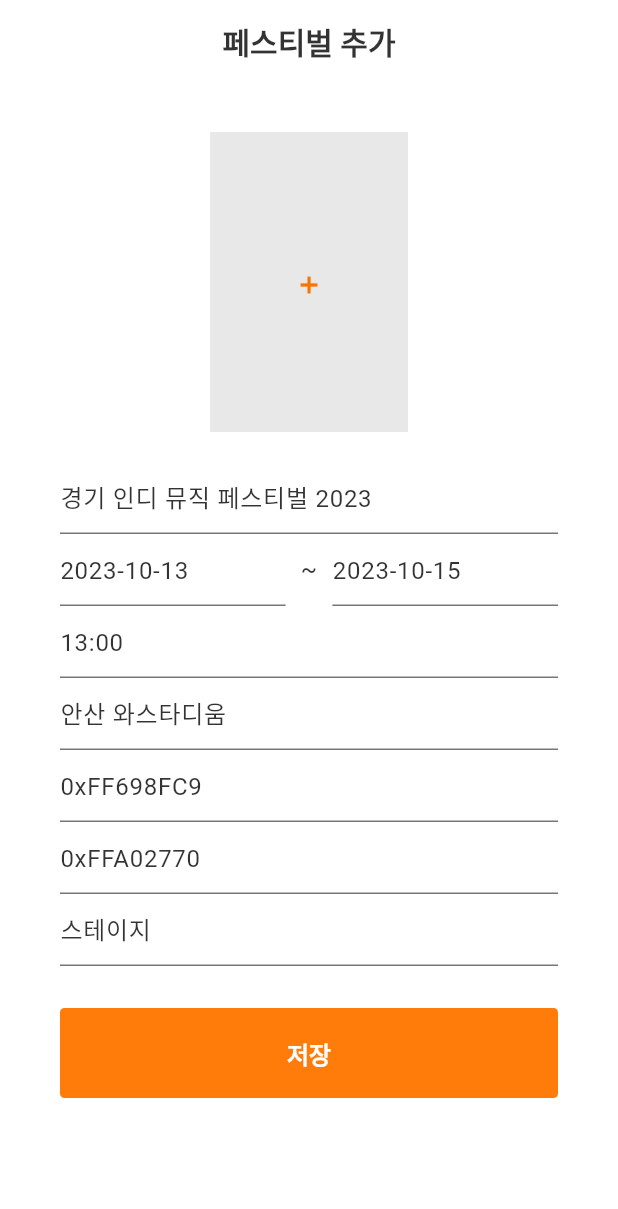
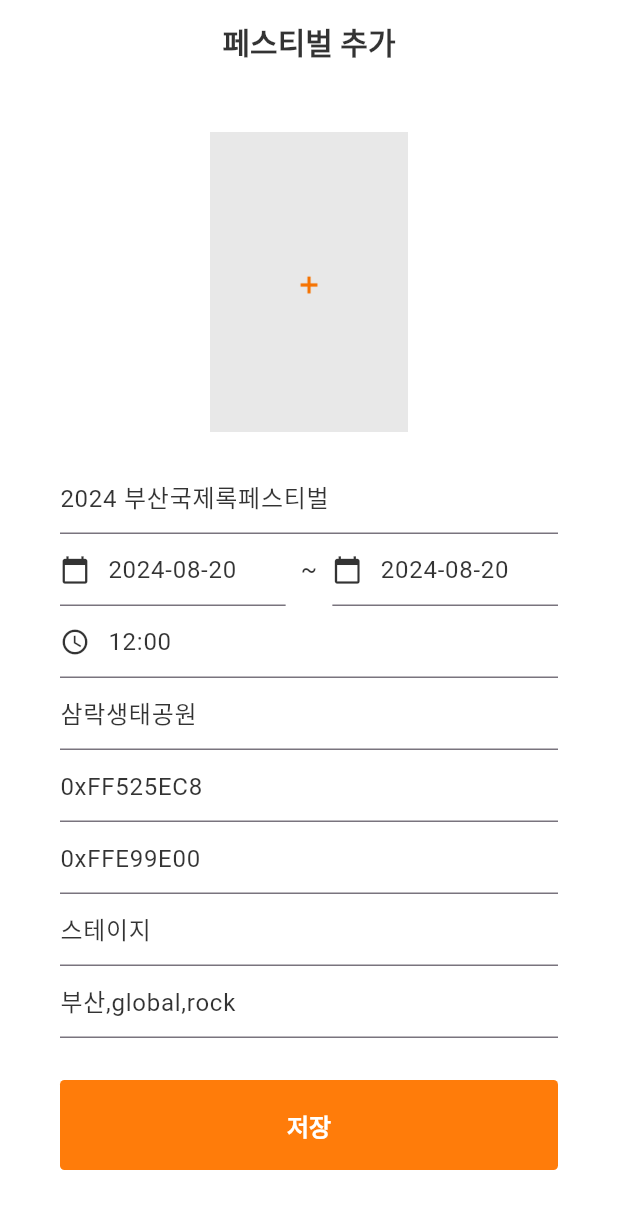
Before and after one commit to ynjch97/RiFFest, a Flutter app: the AddFestivalScreen screen opened by its route, on a phone screen of 412 x 824 dp. Shown: the top 1209 px of the screen. Run offline on Flutter 3.47's test engine with Material 3 defaults, Android fonts, the phone set to English and light mode, and no system bars; our stand-ins replace cloud_firestore, expandable_text, firebase_auth, firebase_core, firebase_storage, flutter_riverpod and 3 more; accounts and stored records are empty.

Commit message:
AddFestivalScreen > FormField 공통화

```diff
--- /dev/null
+++ b/riffest/lib/common/widgets/default_form_field.dart
@@ -0,0 +1,100 @@
+import 'package:flutter/material.dart';
+import 'package:intl/intl.dart';
+import 'package:riffest/constants/decorations.dart';
+import 'package:riffest/constants/text_styles.dart';
+
+class DefaultTextFormField extends FormField<String> {
+  DefaultTextFormField({
+    super.key,
+    required String initialValue,
+    required String hintText,
+    required String? Function(String?) validator,
+    required String? Function(String?) onSaved,
+  }) : super(
+          builder: (FormFieldState<String> state) {
+            return TextFormField(
+              initialValue: initialValue,
+              style: TextStyles.defaultTextField,
+              decoration: InputDecorations.defaultTextField(hintText),
+              validator: validator,
+              onSaved: onSaved,
+            );
+          },
+        );
+}
+
+class DefaultDateFormField extends FormField<DateTime> {
+  DefaultDateFormField({
+    super.key,
+    required String initialValue,
+    required String hintText,
+    required String? Function(String?) validator,
+    required String? Function(String?) onSaved,
+    required BuildContext context,
+  }) : super(
+          builder: (FormFieldState<DateTime> state) {
+            return TextFormField(
+              style: TextStyles.defaultTextField,
+              decoration:
+                  InputDecorations.defaultDateField(Icons.calendar_today),
+              validator: validator,
+              onSaved: onSaved,
+              readOnly: true,
+              onTap: () async {
+                DateTime? date = await showDatePicker(
+                  context: context,
+                  initialDate: state.value ?? DateTime.now(),
+                  firstDate: DateTime(2000, 1, 1),
+                  lastDate: DateTime(2040, 12, 31),
+                  initialEntryMode: DatePickerEntryMode.calendarOnly,
+                );
+                if (date != null) {
+                  state.didChange(date);
+                }
+              },
+              controller: TextEditingController(
+                text: state.value != null
+                    ? DateFormat('yyyy-MM-dd').format(state.value!)
+                    : initialValue,
+              ),
+            );
+          },
+        );
+}
+
+class DefaultTimeFormField extends FormField<TimeOfDay> {
+  DefaultTimeFormField({
+    super.key,
+    required String initialValue,
+    required String hintText,
+    required String? Function(String?) validator,
+    required String? Function(String?) onSaved,
+    required BuildContext context,
+  }) : super(
+          builder: (FormFieldState<TimeOfDay> state) {
+            final now = DateTime.now();
+            return TextFormField(
+              style: TextStyles.defaultTextField,
+              decoration: InputDecorations.defaultDateField(Icons.access_time),
+              validator: validator,
+              onSaved: onSaved,
+              readOnly: true,
+              onTap: () async {
+                TimeOfDay? time = await showTimePicker(
+                  context: context,
+                  initialTime: state.value ?? TimeOfDay.now(),
+                );
+                if (time != null) {
+                  state.didChange(time);
+                }
+              },
+              controller: TextEditingController(
+                text: state.value != null
+                    ? DateFormat.Hm().format(DateTime(now.year, now.month,
+                        now.day, state.value!.hour, state.value!.minute))
+                    : initialValue,
+              ),
+            );
+          },
+        );
+}
--- /dev/null
+++ b/riffest/lib/common/widgets/default_text_form_field.dart
@@ -0,0 +1,23 @@
+import 'package:flutter/material.dart';
+import 'package:riffest/constants/decorations.dart';
+import 'package:riffest/constants/text_styles.dart';
+
+class DefaultTextFormField extends FormField<String> {
+  DefaultTextFormField({
+    super.key,
+    required String initialValue,
+    required String hintText,
+    required String? Function(String?) validator,
+    required String? Function(String?) onSaved,
+  }) : super(
+          builder: (FormFieldState<String> state) {
+            return TextFormField(
+              initialValue: initialValue,
+              style: TextStyles.defaultTextField,
+              decoration: InputDecorations.defaultTextField(hintText),
+              validator: validator,
+              onSaved: onSaved,
+            );
+          },
+        );
+}
--- a/riffest/lib/constants/decorations.dart
+++ b/riffest/lib/constants/decorations.dart
@@ -1,10 +1,12 @@
 import 'package:riffest/constants/borders.dart';
 import 'package:riffest/constants/colours.dart';
 import 'package:flutter/material.dart';
+import 'package:riffest/constants/sizes.dart';
 import 'package:riffest/constants/text_styles.dart';
 
-// Container > BoxDecoration
+// Container > InputDecoration
 class InputDecorations {
+  // 기본 텍스트 필드
   static InputDecoration defaultTextField(String hintText) {
     return InputDecoration(
       hintText: hintText,
@@ -13,6 +15,28 @@ class InputDecorations {
       errorBorder: Borders.underlineInputBorderError,
       border: Borders.underlineInputBorder,
       focusedBorder: Borders.underlineInputBorder,
+    );
+  }
+
+  // 날짜/시간 텍스트 필드
+  static defaultDateField(IconData icon) {
+    return InputDecoration(
+      hintStyle: TextStyles.defaultTextFieldHint,
+      errorStyle: TextStyles.defaultTextFieldError,
+      errorBorder: Borders.underlineInputBorderError,
+      border: Borders.underlineInputBorder,
+      focusedBorder: Borders.underlineInputBorder,
+      prefixIcon: Padding(
+        padding: const EdgeInsets.only(right: Sizes.size8),
+        child: Icon(
+          icon,
+          size: Sizes.size20,
+          color: Colours.textBlack,
+        ),
+      ),
+      prefixIconConstraints: const BoxConstraints(
+        minWidth: 0,
+      ),
     );
   }
 }
--- a/riffest/lib/features/festival/models/festival_model.dart
+++ b/riffest/lib/features/festival/models/festival_model.dart
@@ -10,6 +10,7 @@ class FestivalModel {
   final String mainColor;
   final String subColor;
   final List<String> stages;
+  final List<String> filter;
   List<Map<String, dynamic>>? timeTableList; // for insert
 
   late List<List<TimeTableModel>> timeTables; // for select
@@ -25,6 +26,7 @@ class FestivalModel {
     required this.mainColor,
     required this.subColor,
     required this.stages,
+    required this.filter,
     required this.timeTables,
     required this.timeTableList,
   }) {
@@ -42,6 +44,7 @@ class FestivalModel {
         mainColor = "0xFFFFFFFF",
         subColor = "0xFFFFFFFF",
         stages = [],
+        filter = [],
         timeTables = [],
         timeTableList = [],
         diffDays = 0;
@@ -56,6 +59,8 @@ class FestivalModel {
         mainColor = json["mainColor"],
         subColor = json["subColor"],
         stages = List<String>.from(json["stages"]),
+        filter =
+            json["filter"] != null ? List<String>.from(json["filter"]) : [],
         timeTableList =
             List<Map<String, dynamic>>.from(json["timeTableList"] ?? []) {
     timeTables = _mapListToModelList();
@@ -74,6 +79,7 @@ class FestivalModel {
       "mainColor": mainColor,
       "subColor": subColor,
       "stages": stages,
+      "filter": filter,
       "timeTableList": timeTableList,
     };
   }
--- a/riffest/lib/features/festival/view_models/festival_vm.dart
+++ b/riffest/lib/features/festival/view_models/festival_vm.dart
@@ -53,6 +53,7 @@ class FestivalViewModel extends AsyncNotifier<FestivalModel> {
       mainColor: form["mainColor"],
       subColor: form["subColor"],
       stages: form["stages"].toString().split(","),
+      filter: form["filter"].toString().split(","),
       timeTables: [],
       timeTableList: [],
     );
@@ -80,6 +81,7 @@ class FestivalViewModel extends AsyncNotifier<FestivalModel> {
       mainColor: form["mainColor"],
       subColor: form["subColor"],
       stages: form["stages"].toString().split(","),
+      filter: form["filter"].toString().split(","),
       timeTables: [],
       timeTableList: [],
     );
--- a/riffest/lib/features/manage/views/add_festival_screen.dart
+++ b/riffest/lib/features/manage/views/add_festival_screen.dart
@@ -4,7 +4,8 @@ import 'package:flutter/material.dart';
 import 'package:flutter_riverpod/flutter_riverpod.dart';
 import 'package:go_router/go_router.dart';
 import 'package:image_picker/image_picker.dart';
-import 'package:riffest/constants/decorations.dart';
+import 'package:intl/intl.dart';
+import 'package:riffest/common/widgets/default_form_field.dart';
 import 'package:riffest/constants/gaps.dart';
 import 'package:riffest/constants/routes.dart';
 import 'package:riffest/constants/sizes.dart';
@@ -109,13 +110,13 @@ class AddFestivalScreenState extends ConsumerState<AddFestivalScreen> {
                       ),
                     ),
                     Gaps.v20,
-                    TextFormField(
-                      initialValue: "경기 인디 뮤직 페스티벌 2023",
-                      style: TextStyles.defaultTextField,
-                      decoration: InputDecorations.defaultTextField("페스티벌명"),
+                    DefaultTextFormField(
+                      initialValue: "2024 부산국제록페스티벌",
+                      hintText: "페스티벌명",
                       validator: (value) => _chkTextField(value, "값을 입력하세요."),
                       onSaved: (newValue) {
                         if (newValue != null) formData['name'] = newValue;
+                        return null;
                       },
                     ),
                     Row(
@@ -125,18 +126,19 @@ class AddFestivalScreenState extends ConsumerState<AddFestivalScreen> {
                       children: [
                         Expanded(
                           flex: 1,
-                          child: TextFormField(
-                            initialValue: "2023-10-13",
-                            style: TextStyles.defaultTextField,
-                            decoration:
-                                InputDecorations.defaultTextField("시작일시"),
+                          child: DefaultDateFormField(
+                            initialValue:
+                                DateFormat('yyyy-MM-dd').format(DateTime.now()),
+                            hintText: "시작일시",
                             validator: (value) =>
                                 _chkTextField(value, "값을 입력하세요."),
                             onSaved: (newValue) {
                               if (newValue != null) {
                                 formData['startDate'] = newValue;
                               }
+                              return;
                             },
+                            context: context,
                           ),
                         ),
                         Gaps.h10,
@@ -147,65 +149,76 @@ class AddFestivalScreenState extends ConsumerState<AddFestivalScreen> {
                         Gaps.h10,
                         Expanded(
                           flex: 1,
-                          child: TextFormField(
-                            initialValue: "2023-10-15",
-                            style: TextStyles.defaultTextField,
-                            decoration:
-                                InputDecorations.defaultTextField("종료일시"),
+                          child: DefaultDateFormField(
+                            initialValue:
+                                DateFormat('yyyy-MM-dd').format(DateTime.now()),
+                            hintText: "종료일시",
                             validator: (value) =>
                                 _chkTextField(value, "값을 입력하세요."),
                             onSaved: (newValue) {
                               if (newValue != null) {
                                 formData['endDate'] = newValue;
                               }
+                              return;
                             },
+                            context: context,
                           ),
                         ),
                       ],
                     ),
-                    TextFormField(
-                      initialValue: "13:00",
-                      style: TextStyles.defaultTextField,
-                      decoration: InputDecorations.defaultTextField("게이트오픈"),
+                    DefaultTimeFormField(
+                      initialValue: "12:00",
+                      hintText: "게이트오픈",
                       validator: (value) => _chkTextField(value, "값을 입력하세요."),
                       onSaved: (newValue) {
                         if (newValue != null) formData['openTime'] = newValue;
+                        return null;
                       },
+                      context: context,
                     ),
-                    TextFormField(
-                      initialValue: "안산 와스타디움",
-                      style: TextStyles.defaultTextField,
-                      decoration: InputDecorations.defaultTextField("위치"),
+                    DefaultTextFormField(
+                      initialValue: "삼락생태공원",
+                      hintText: "위치",
                       validator: (value) => _chkTextField(value, "값을 입력하세요."),
                       onSaved: (newValue) {
                         if (newValue != null) formData['location'] = newValue;
+                        return null;
                       },
                     ),
-                    TextFormField(
-                      initialValue: "0xFF698FC9",
-                      style: TextStyles.defaultTextField,
-                      decoration: InputDecorations.defaultTextField("메인컬러"),
+                    DefaultTextFormField(
+                      initialValue: "0xFF525EC8",
+                      hintText: "메인컬러",
                       validator: (value) => _chkTextField(value, "값을 입력하세요."),
                       onSaved: (newValue) {
                         if (newValue != null) formData['mainColor'] = newValue;
+                        return null;
                       },
                     ),
-                    TextFormField(
-                      initialValue: "0xFFA02770",
-                      style: TextStyles.defaultTextField,
-                      decoration: InputDecorations.defaultTextField("서브컬러"),
+                    DefaultTextFormField(
+                      initialValue: "0xFFE99E00",
+                      hintText: "서브컬러",
                       validator: (value) => _chkTextField(value, "값을 입력하세요."),
                       onSaved: (newValue) {
                         if (newValue != null) formData['subColor'] = newValue;
+                        return null;
                       },
                     ),
-                    TextFormField(
+                    DefaultTextFormField(
                       initialValue: "스테이지",
-                      style: TextStyles.defaultTextField,
-                      decoration: InputDecorations.defaultTextField("스테이지"),
+                      hintText: "스테이지",
                       validator: (value) => _chkTextField(value, "값을 입력하세요."),
                       onSaved: (newValue) {
                         if (newValue != null) formData['stages'] = newValue;
+                        return null;
+                      },
+                    ),
+                    DefaultTextFormField(
+                      initialValue: "부산,global,rock",
+                      hintText: "필터",
+                      validator: (value) => _chkTextField(value, "값을 입력하세요."),
+                      onSaved: (newValue) {
+                        if (newValue != null) formData['filter'] = newValue;
+                        return null;
                       },
                     ),
                     Gaps.v28,
--- a/riffest/lib/router.dart
+++ b/riffest/lib/router.dart
@@ -13,8 +13,6 @@ import 'package:riffest/features/manage/views/add_time_table_screen.dart';
 import 'package:riffest/features/manage/views/add_festival_screen.dart';
 import 'package:riffest/features/user/views/profile_screen.dart';
 
-import 'features/manage/views/edit_festival_screen.dart';
-
 /**1. 페스티벌 화면 접근 가능
  * 2. 회원가입 시 건너뛰기 클릭하면 페스티벌 화면으로 이동
  * 3. 커뮤니티, 가이드, 프로필 화면은 로그인 해주세요 문구 등장
@@ -23,7 +21,7 @@ import 'features/manage/views/edit_festival_screen.dart';
 
 final routerProvider = Provider((ref) {
   return GoRouter(
-    initialLocation: "/festival", // 시작 화면 설정
+    initialLocation: "/manage/addFestival", // 시작 화면 설정
     redirect: (context, state) {
       final isLoggedIn = ref.read(authRepo).isLoggedIn;
       if (!isLoggedIn) {
```
Also changed, not shown: riffest/lib/features/festival/models/festival_filter_model.dart (+10 -0 lines), riffest/lib/features/festival/views/festival_detail_screen.dart (+10 -0 lines), riffest/lib/features/manage/views/edit_festival_screen.dart (+13 -0 lines).
